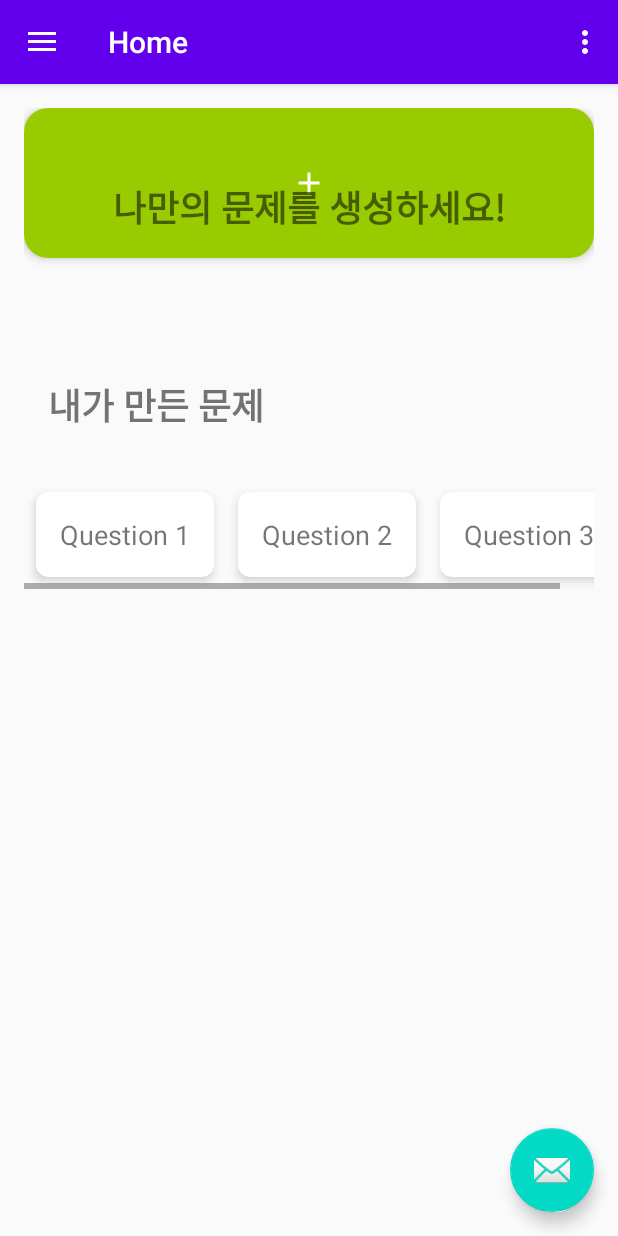
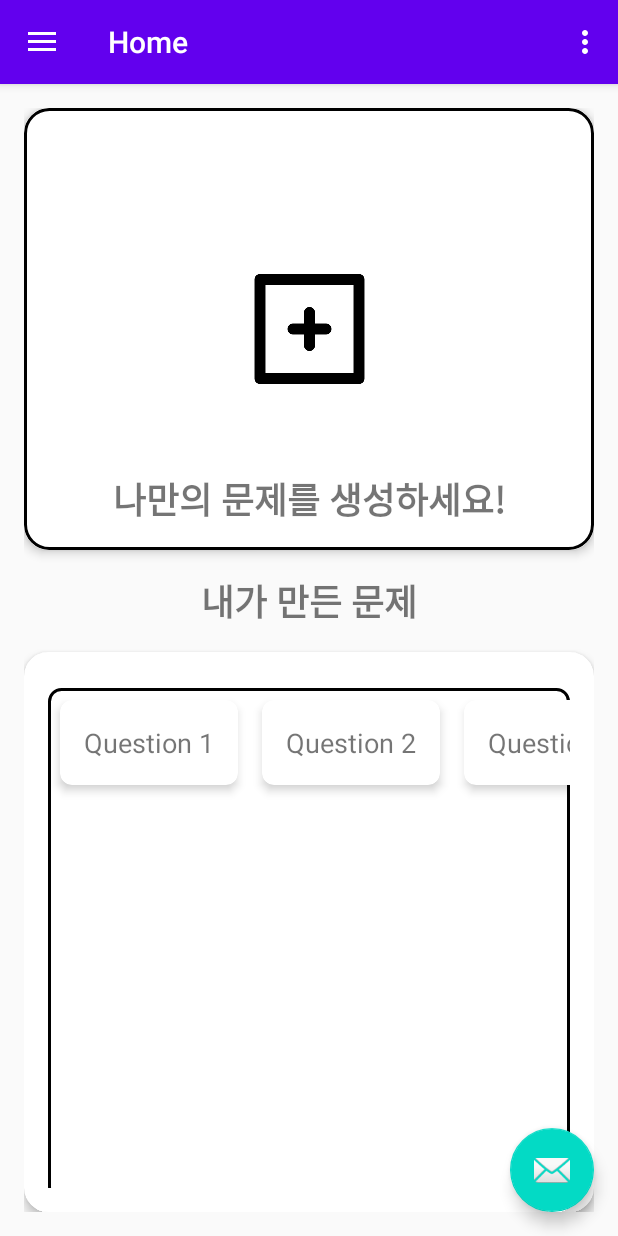
Before and after one commit to minzero31/MadCamp-1week-Server, an Android app built with Jetpack Compose: the MainActivity screen opened directly, with no data from a screen before it, on a phone screen of 412 x 824 dp. Run offline under Robolectric (Android 15) with nearby library versions, the phone set to English and light mode, and no system bars; our stand-ins replace navigation-ui.

Commit message:
메인페이지, 로딩중, 문제 생성 결과 페이지 작성

```diff
--- a/app/build.gradle.kts
+++ b/app/build.gradle.kts
@@ -44,6 +44,9 @@ android {
 }
 
 dependencies {
+    debugImplementation("androidx.compose.ui:ui-tooling:1.6.8")
+    implementation("androidx.compose.ui:ui-tooling-preview:1.6.8")
+
     implementation("androidx.recyclerview:recyclerview:1.2.1")
     implementation("androidx.cardview:cardview:1.0.0")
     implementation("androidx.navigation:navigation-fragment-ktx:2.5.3")
--- a/app/src/main/java/com/example/flask_1/ui/home/HomeFragment.kt
+++ b/app/src/main/java/com/example/flask_1/ui/home/HomeFragment.kt
@@ -4,8 +4,10 @@ import android.os.Bundle
 import android.view.LayoutInflater
 import android.view.View
 import android.view.ViewGroup
+import android.widget.ImageView
 import android.widget.TextView
 import androidx.fragment.app.Fragment
+import androidx.navigation.fragment.findNavController
 import androidx.recyclerview.widget.LinearLayoutManager
 import androidx.recyclerview.widget.RecyclerView
 import com.example.flask_1.R
@@ -15,6 +17,7 @@ class HomeFragment : Fragment() {
     private lateinit var textCreateQuestion: TextView
     private lateinit var textMyQuestionsTitle: TextView
     private lateinit var recyclerMyQuestions: RecyclerView
+    private lateinit var iconAdd: ImageView
 
     override fun onCreateView(
         inflater: LayoutInflater, container: ViewGroup?,
@@ -24,10 +27,16 @@ class HomeFragment : Fragment() {
         textCreateQuestion = root.findViewById(R.id.text_create_question)
         textMyQuestionsTitle = root.findViewById(R.id.text_my_questions_title)
         recyclerMyQuestions = root.findViewById(R.id.recycler_my_questions)
+        iconAdd = root.findViewById(R.id.icon_add)
 
         // 리사이클러 뷰 설정
         recyclerMyQuestions.layoutManager = LinearLayoutManager(context, LinearLayoutManager.HORIZONTAL, false)
         recyclerMyQuestions.adapter = MyQuestionsAdapter(getMyQuestions())
+
+        // 플러스 아이콘 클릭 리스너 설정
+        iconAdd.setOnClickListener {
+            findNavController().navigate(R.id.action_homeFragment_to_uploadImgFragment)
+        }
 
         return root
     }
--- a/app/src/main/java/com/example/flask_1/ui/login/SignUpResponse.kt
+++ b/app/src/main/java/com/example/flask_1/ui/login/SignUpResponse.kt
@@ -4,4 +4,4 @@ data class LoginRequest(val username: String, val password: String)
 data class LoginResponse(val message: String)
 data class SignUpRequest(val username: String, val email: String, val password: String)
 data class SignUpResponse(val message: String)
-data class OcrResponse(val ocrText: String, val questions: List<String>, val options: List<List<String>>, val answers: List<Int>)
+data class OcrResponse(val ocrText: String, val questions: List<String>, val options: List<List<String>>, val answers: List<String>)
--- /dev/null
+++ b/app/src/main/res/drawable/black_border.xml
@@ -0,0 +1,7 @@
+<?xml version="1.0" encoding="utf-8"?>
+<shape xmlns:android="http://schemas.android.com/apk/res/android"
+    android:shape="rectangle">
+    <solid android:color="@android:color/transparent"/>
+    <stroke android:width="2dp" android:color="@android:color/black"/>
+    <corners android:radius="8dp"/>
+</shape>
--- a/app/src/main/res/drawable/ic_add.xml
+++ /dev/null
@@ -1,9 +0,0 @@
-<vector xmlns:android="http://schemas.android.com/apk/res/android"
-    android:width="24dp"
-    android:height="24dp"
-    android:viewportWidth="24"
-    android:viewportHeight="24">
-    <path
-        android:fillColor="#FFFFFF"
-        android:pathData="M19,13h-6v6h-2v-6H5v-2h6V5h2v6h6v2z"/>
-</vector>
--- /dev/null
+++ b/app/src/main/res/drawable/rounded_border.xml
@@ -0,0 +1,6 @@
+<?xml version="1.0" encoding="utf-8"?>
+<shape xmlns:android="http://schemas.android.com/apk/res/android">
+    <solid android:color="@android:color/transparent" />
+    <stroke android:width="2dp" android:color="#000000" />
+    <corners android:radius="16dp" />
+</shape>
--- a/app/src/main/res/layout/fragment_home.xml
+++ b/app/src/main/res/layout/fragment_home.xml
@@ -1,35 +1,44 @@
 <?xml version="1.0" encoding="utf-8"?>
-<RelativeLayout xmlns:android="http://schemas.android.com/apk/res/android"
+<androidx.constraintlayout.widget.ConstraintLayout
+    xmlns:android="http://schemas.android.com/apk/res/android"
     xmlns:tools="http://schemas.android.com/tools"
+    xmlns:app="http://schemas.android.com/apk/res-auto"
     android:layout_width="match_parent"
     android:layout_height="match_parent"
-    xmlns:app="http://schemas.android.com/apk/res-auto"
     android:padding="16dp"
     tools:context="com.example.navigation.ui.home.HomeFragment">
 
     <!-- 상단 라운드 박스 -->
     <androidx.cardview.widget.CardView
         android:id="@+id/card_create_question"
-        android:layout_width="match_parent"
-        android:layout_height="100dp"
-        android:layout_marginBottom="32dp"
-        android:layout_centerHorizontal="true"
+        android:layout_width="0dp"
+        android:layout_height="0dp"
         app:cardCornerRadius="16dp"
-        app:cardElevation="4dp">
+        app:cardElevation="4dp"
+        app:cardBackgroundColor="@android:color/white"
+        app:layout_constraintTop_toTopOf="parent"
+        app:layout_constraintBottom_toTopOf="@id/text_my_questions_title"
+        app:layout_constraintHeight_percent="0.4"
+        app:layout_constraintLeft_toLeftOf="parent"
+        app:layout_constraintRight_toRightOf="parent">
 
-        <RelativeLayout
+        <androidx.constraintlayout.widget.ConstraintLayout
             android:layout_width="match_parent"
             android:layout_height="match_parent"
-            android:background="@android:color/holo_green_light">
+            android:background="@drawable/rounded_border">
 
             <ImageView
                 android:id="@+id/icon_add"
-                android:layout_width="wrap_content"
-                android:layout_height="wrap_content"
-                android:layout_centerInParent="true"
+                android:layout_width="0dp"
+                android:layout_height="0dp"
+                app:layout_constraintWidth_percent="0.3"
+                app:layout_constraintHeight_percent="0.3"
+                app:layout_constraintTop_toTopOf="parent"
+                app:layout_constraintBottom_toBottomOf="parent"
+                app:layout_constraintLeft_toLeftOf="parent"
+                app:layout_constraintRight_toRightOf="parent"
                 android:src="@drawable/ic_add"
                 android:contentDescription="@string/add_icon_desc" />
-        </RelativeLayout>
 
             <TextView
                 android:id="@+id/text_create_question"
@@ -41,27 +50,53 @@
                 android:gravity="center|bottom"
                 android:padding="16dp" />
 
+        </androidx.constraintlayout.widget.ConstraintLayout>
     </androidx.cardview.widget.CardView>
 
-    <!-- 내가 만든 문제 타이틀 -->
+    <!-- 내가 만든 문제 텍스트 -->
     <TextView
         android:id="@+id/text_my_questions_title"
-        android:layout_width="wrap_content"
+        android:layout_width="match_parent"
         android:layout_height="wrap_content"
+        android:gravity="center"
+        android:padding="16dp"
         android:text="내가 만든 문제"
         android:textSize="24sp"
         android:textStyle="bold"
-        android:layout_below="@id/card_create_question"
-        android:layout_marginTop="32dp"
-        android:padding="16dp" />
+        app:layout_constraintTop_toBottomOf="@id/card_create_question"
+        app:layout_constraintLeft_toLeftOf="parent"
+        app:layout_constraintRight_toRightOf="parent" />
 
-    <!-- 카드 뷰를 포함하는 리사이클러 뷰 -->
+    <!-- 내가 만든 문제 카드뷰 -->
+    <androidx.cardview.widget.CardView
+        android:id="@+id/card_my_questions"
+        android:layout_width="0dp"
+        android:layout_height="0dp"
+        app:cardCornerRadius="16dp"
+        app:cardElevation="4dp"
+        app:layout_constraintTop_toBottomOf="@id/text_my_questions_title"
+        app:layout_constraintBottom_toBottomOf="parent"
+        app:layout_constraintLeft_toLeftOf="parent"
+        app:layout_constraintRight_toRightOf="parent"
+        android:background="@drawable/rounded_border">
+
+        <androidx.constraintlayout.widget.ConstraintLayout
+            android:layout_width="match_parent"
+            android:layout_height="match_parent"
+            android:padding="16dp">
+
             <androidx.recyclerview.widget.RecyclerView
                 android:id="@+id/recycler_my_questions"
                 android:layout_width="match_parent"
-        android:layout_height="wrap_content"
-        android:layout_below="@id/text_my_questions_title"
+                android:layout_height="0dp"
                 android:layout_marginTop="16dp"
-        android:scrollbars="horizontal" />
+                android:scrollbars="horizontal"
+                android:background="@drawable/black_border"
+                app:layout_constraintTop_toTopOf="parent"
+                app:layout_constraintBottom_toBottomOf="parent"
+                app:layout_constraintHeight_percent="1"/>
 
-</RelativeLayout>
+        </androidx.constraintlayout.widget.ConstraintLayout>
+    </androidx.cardview.widget.CardView>
+
+</androidx.constraintlayout.widget.ConstraintLayout>
--- a/app/src/main/res/navigation/mobile_navigation.xml
+++ b/app/src/main/res/navigation/mobile_navigation.xml
@@ -9,7 +9,34 @@
         android:id="@+id/nav_home"
         android:name="com.example.navigation.ui.home.HomeFragment"
         android:label="@string/menu_home"
-        tools:layout="@layout/fragment_home" />
+        tools:layout="@layout/fragment_home" >
+        <action
+            android:id="@+id/action_homeFragment_to_uploadImgFragment"
+            app:destination="@id/uploadImgFragment" />
+    </fragment>
+
+    <fragment
+        android:id="@+id/uploadImgFragment"
+        android:name="com.example.navigation.ui.upload.UploadImgFragment"
+        android:label="UploadImgFragment" >
+        <action
+            android:id="@+id/action_uploadImgFragment_to_loadingFragment"
+            app:destination="@id/loadingFragment" />
+    </fragment>
+
+    <fragment
+        android:id="@+id/loadingFragment"
+        android:name="com.example.navigation.ui.loading.LoadingFragment"
+        android:label="LoadingFragment" >
+        <action
+            android:id="@+id/action_loadingFragment_to_problemFragment"
+            app:destination="@id/problemFragment" />
+    </fragment>
+
+    <fragment
+        android:id="@+id/problemFragment"
+        android:name="com.example.navigation.ui.problem.ProblemFragment"
+        android:label="ProblemFragment" />
 
     <fragment
         android:id="@+id/nav_gallery"
```
Also changed, not shown: app/src/main/java/com/example/flask_1/ui/Problem/Problem.kt (added, +7 -0 lines), app/src/main/java/com/example/flask_1/ui/Problem/ProblemAdapter.kt (added, +33 -0 lines), app/src/main/java/com/example/flask_1/ui/Problem/ProblemFragment.kt (added, +41 -0 lines), app/src/main/java/com/example/flask_1/ui/loading/LoadingFragment.kt (added, +50 -0 lines), app/src/main/java/com/example/flask_1/ui/upload/UploadImgFragment.kt (added, +132 -0 lines), app/src/main/res/layout/fragment_loading.xml (added, +27 -0 lines), app/src/main/res/layout/fragment_problem.xml (added, +17 -0 lines), app/src/main/res/layout/fragment_upload_img.xml (added, +64 -0 lines), app/src/main/res/layout/item_my_question.xml (added, +18 -0 lines), app/src/main/res/layout/item_problem.xml (added, +31 -0 lines), app/src/main/res/drawable/ic_add.png (added). Lines whose indentation alone changed are shown as unchanged.
